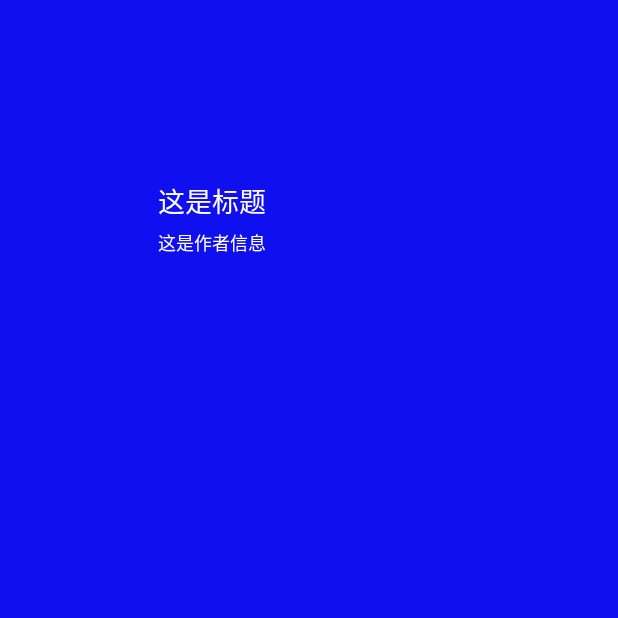
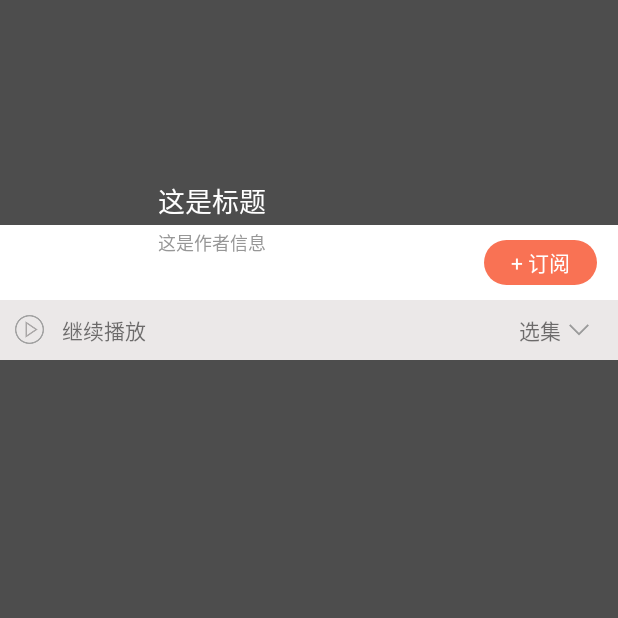
Before and after one commit to anjiemo/Himalaya, an Android app: the DetailActivity screen opened directly, with no data from a screen before it, on a phone screen of 412 x 824 dp, the top half of it. Run offline under Robolectric (Android 15) with nearby library versions, the phone set to English and light mode, and no system bars; pictures from the network do not load.

Commit message:
编写详情界面的布局。

```diff
--- /dev/null
+++ b/app/src/main/res/drawable/shape_subscription_bg.xml
@@ -0,0 +1,12 @@
+<?xml version="1.0" encoding="utf-8"?>
+<shape xmlns:android="http://schemas.android.com/apk/res/android"
+    android:shape="rectangle">
+
+    <size
+        android:width="75dp"
+        android:height="30dp" />
+    <solid android:color="#F97254" />
+
+    <corners android:radius="15dp" />
+
+</shape>
--- a/app/src/main/res/layout/activity_detail.xml
+++ b/app/src/main/res/layout/activity_detail.xml
@@ -4,7 +4,7 @@
     xmlns:tools="http://schemas.android.com/tools"
     android:layout_width="match_parent"
     android:layout_height="match_parent"
-    android:background="#0f0ff0"
+    android:background="#4D4D4D"
     tools:context=".DetailActivity">
 
     <ImageView
@@ -12,6 +12,69 @@
         android:layout_width="match_parent"
         android:layout_height="150dp"
         android:scaleType="fitXY" />
+
+    <RelativeLayout
+        android:id="@+id/subscription_container"
+        android:layout_width="match_parent"
+        android:layout_height="50dp"
+        android:layout_below="@id/iv_large_cover"
+        android:background="@color/white">
+
+        <TextView
+            android:layout_width="75dp"
+            android:layout_height="30dp"
+            android:layout_alignParentRight="true"
+            android:layout_centerVertical="true"
+            android:layout_marginRight="14dp"
+            android:background="@drawable/shape_subscription_bg"
+            android:gravity="center"
+            android:text="+ 订阅"
+            android:textColor="@color/white" />
+
+    </RelativeLayout>
+
+    <RelativeLayout
+        android:id="@+id/player_control_container"
+        android:layout_width="match_parent"
+        android:layout_height="40dp"
+        android:layout_below="@id/subscription_container"
+        android:background="#EBE8E8">
+
+        <ImageView
+            android:id="@+id/detail_play_control"
+            android:layout_width="19dp"
+            android:layout_height="19dp"
+            android:layout_centerVertical="true"
+            android:layout_marginLeft="10dp"
+            android:src="@mipmap/play_icon" />
+
+        <TextView
+            android:layout_width="wrap_content"
+            android:layout_height="wrap_content"
+            android:layout_centerVertical="true"
+            android:layout_marginLeft="12dp"
+            android:layout_toRightOf="@id/detail_play_control"
+            android:text="继续播放"
+            android:textSize="14sp" />
+
+        <TextView
+            android:layout_width="wrap_content"
+            android:layout_height="wrap_content"
+            android:layout_centerVertical="true"
+            android:layout_marginRight="4dp"
+            android:layout_toLeftOf="@id/detail_arrow"
+            android:text="选集" />
+
+        <ImageView
+            android:id="@+id/detail_arrow"
+            android:layout_width="16dp"
+            android:layout_height="8dp"
+            android:layout_alignParentRight="true"
+            android:layout_centerVertical="true"
+            android:layout_marginRight="18dp"
+            android:src="@mipmap/arrow_icon" />
+
+    </RelativeLayout>
 
     <com.smart.himalaya.views.RoundRectImageView
         android:id="@+id/iv_small_cover"
@@ -36,7 +99,7 @@
             android:layout_width="wrap_content"
             android:layout_height="wrap_content"
             android:text="这是标题"
-            android:textColor="#ffffff"
+            android:textColor="@color/white"
             android:textSize="18sp" />
 
         <TextView
@@ -45,9 +108,14 @@
             android:layout_height="wrap_content"
             android:layout_marginTop="5dp"
             android:text="这是作者信息"
-            android:textColor="#ffffff"
+            android:textColor="@color/sub_text_title"
             android:textSize="12sp" />
 
     </LinearLayout>
 
+    <androidx.recyclerview.widget.RecyclerView
+        android:layout_width="match_parent"
+        android:layout_height="match_parent"
+        android:layout_below="@id/player_control_container" />
+
 </RelativeLayout>
--- a/app/src/main/res/values/colors.xml
+++ b/app/src/main/res/values/colors.xml
@@ -4,4 +4,6 @@
     <color name="colorPrimaryDark">#00574B</color>
     <color name="colorAccent">#D81B60</color>
     <color name="main_color">#FA7254</color>
+    <color name="white">#ffffff</color>
+    <color name="sub_text_title">#979797</color>
 </resources>
```
Also changed, not shown: app/src/main/res/mipmap-mdpi/arrow_icon.png (added), app/src/main/res/mipmap-mdpi/play_icon.png (added).
